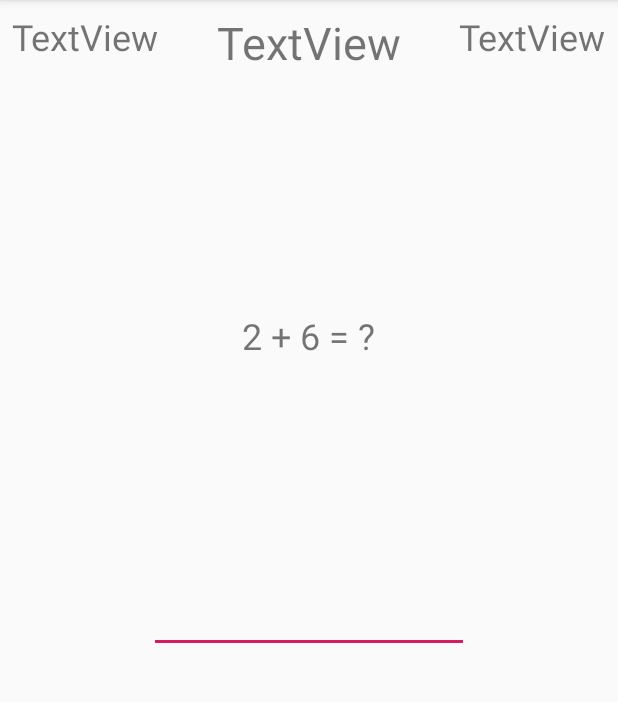
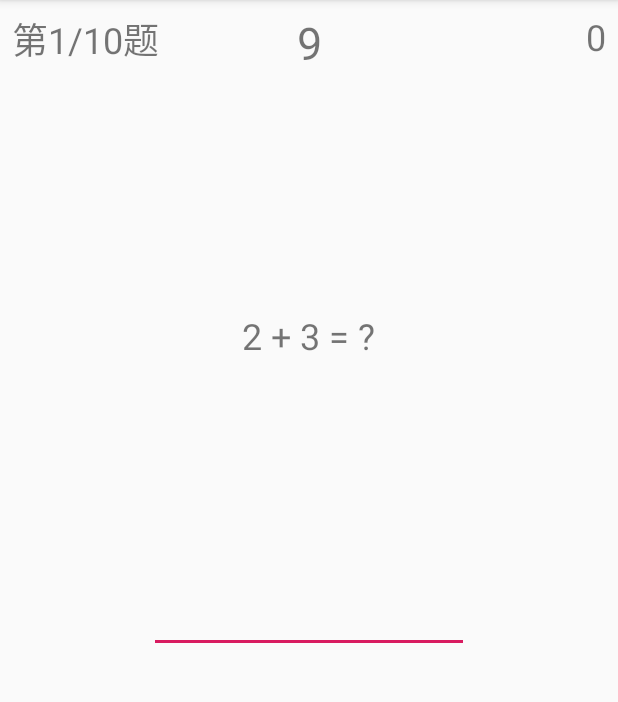
Before and after one commit to AkibaSummer/Oral_calculus, an Android app: the screen it shows after launch (TestActivity), after a tap on "10以内的加法", on a phone screen of 412 x 824 dp, the part 84-786 px from its top. Run offline under Robolectric (Android 15) with nearby library versions, the phone set to English and light mode, and no system bars.

Commit message:
add time

```diff
--- a/app/src/main/java/com/silentselene/Oral_calculus/Constant.java
+++ b/app/src/main/java/com/silentselene/Oral_calculus/Constant.java
@@ -5,7 +5,7 @@ class Constant {
     static final int problemtypes = 13;       //总题目类型
     static int score = 0;                    //当前分数
     static int type = 0;                     //当前类型
-    final static int maxtime = 10 * 1000;        //每题时间
+//    final static int maxtime = 10 * 1000;        //每题时间
 
     public final static int[] type_name = {
             R.string.p_1,
@@ -22,4 +22,12 @@ class Constant {
             R.string.p_12,
             R.string.p_13,
     };
+
+    public final static int[] type_time = { //每题时间
+            10,10,10,10,10,
+            10,10,10,10,10,
+            10,10,10
+    };
+
+
 }
--- a/app/src/main/java/com/silentselene/Oral_calculus/TestActivity.java
+++ b/app/src/main/java/com/silentselene/Oral_calculus/TestActivity.java
@@ -3,6 +3,7 @@ package com.silentselene.Oral_calculus;
 import android.annotation.SuppressLint;
 import android.content.Intent;
 import android.os.Bundle;
+import android.os.CountDownTimer;
 import android.support.v7.app.AppCompatActivity;
 import android.text.Editable;
 import android.text.TextWatcher;
@@ -10,25 +11,31 @@ import android.widget.EditText;
 import android.widget.TextView;
 
 public class TestActivity extends AppCompatActivity {
-    long nowNum = 1, score = 0;
+    long nowNum = 0, score = 0, begin_time;
     Ret nowProblem;
-    long begin_time = System.currentTimeMillis();
+    int nowTime;
+
+    CountDownTimer timer;                               //get view
+    EditText answerE;
+    TextView problemT, nowNumT, scoreT, nowTimeT;
 
     @Override
     public void onCreate(Bundle savedInstanceState) {
         super.onCreate(savedInstanceState);
         setContentView(R.layout.activity_test);
-        final TextView problemT = findViewById(R.id.problem);
-        final EditText answerE = findViewById(R.id.answer);
 
         Constant.score = -1;
 
-        answerE.requestFocus();
+        answerE = findViewById(R.id.answer);
+        problemT = findViewById(R.id.problem);
+        scoreT = findViewById(R.id.score);
+        nowTimeT = findViewById(R.id.times);
+        nowNumT = findViewById(R.id.nownum);
+
+        answerE.requestFocus();                             //keyboard push
         nowProblem = getProblem.get(Constant.type);
-//        updateView();
-        problemT.setText(nowProblem.problem);
 
-        answerE.addTextChangedListener(new TextWatcher() {
+        answerE.addTextChangedListener(new TextWatcher() { //text changed action
             @Override
             public void beforeTextChanged(CharSequence charSequence, int i, int i1, int i2) {
 
@@ -42,19 +49,51 @@ public class TestActivity extends AppCompatActivity {
             @Override
             public void afterTextChanged(Editable editable) {
                 if (editable.toString().equals(nowProblem.ans)) {
-                    score += Constant.maxtime - (System.currentTimeMillis() - begin_time);
-                    begin_time = System.currentTimeMillis();
-                    ++nowNum;
-                    nowProblem = getProblem.get(Constant.type);
-                    answerE.setText(null);
-                    updateView();
+                    long now_score = Constant.type_time[Constant.type] * 1000 - (System.currentTimeMillis() - begin_time);
+                    now_score = now_score * Constant.type_time[Constant.type] / 200 + 500; //base score:500 point; max time score:500 point;
+                    score += now_score;
+                    start_next_problem();
                 }
             }
         });
+
+        timer = new CountDownTimer(Constant.type_time[Constant.type] * 1000, 1000) {         //set time action
+            @Override
+            public void onTick(long millisUntilFinished) {
+                nowTime--;
+                updateView();
+            }
+
+            @Override
+            public void onFinish() {                        // time out
+                start_next_problem();
+            }
+        };
+
+        start_next_problem();
+    }
+
+    private void start_next_problem() {          // start next problem
+        timer.cancel();
+        ++nowNum;
+        judgeIsEnd();
+        nowTime = Constant.type_time[Constant.type] + 1;
+        begin_time = System.currentTimeMillis();
+        nowProblem = getProblem.get(Constant.type);
+        answerE.setText(null);
+        updateView();
+        timer.start();
     }
 
     @SuppressLint("SetTextI18n")
-    private void updateView() {
+    private void updateView() {     //update view text
+        nowNumT.setText("第" + nowNum + "/" + Constant.problemnums + "题");
+        problemT.setText(nowProblem.problem);
+        scoreT.setText(String.valueOf(score));
+        nowTimeT.setText(String.valueOf(nowTime));
+    }
+
+    private void judgeIsEnd() {
         if (nowNum == Constant.problemnums) {
             Constant.score = (int) score;
             Intent intent = new Intent();
@@ -62,11 +101,5 @@ public class TestActivity extends AppCompatActivity {
             startActivity(intent);
             this.finish();
         }
-        TextView scoreT = findViewById(R.id.score);
-        TextView nowNumT = findViewById(R.id.nownum);
-        TextView problemT = findViewById(R.id.problem);
-        nowNumT.setText("第" + nowNum + "/" + Constant.problemnums + "题");
-        problemT.setText(nowProblem.problem);
-        scoreT.setText(String.valueOf(score));
     }
 }
```
